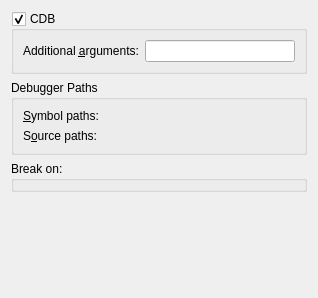
Above: src/plugins/debugger/cdb/cdboptionspagewidget.ui from qt-creator/qt-creator before the change. Below: the same form after it.
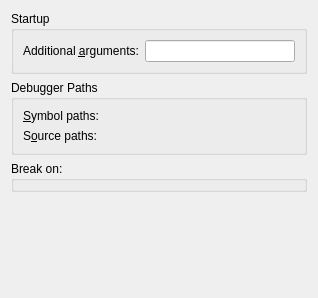
That is the form after the change. Custom widgets are drawn as their Qt base class.

Patch:
```diff
--- a/src/plugins/debugger/cdb/cdboptionspagewidget.ui
+++ b/src/plugins/debugger/cdb/cdboptionspagewidget.ui
@@ -16,10 +16,13 @@
      <item>
       <widget class="QGroupBox" name="cdbPathGroupBox">
        <property name="title">
-        <string extracomment="Placeholder">CDB</string>
+        <string extracomment="Placeholder">Startup</string>
        </property>
        <property name="checkable">
-        <bool>true</bool>
+        <bool>false</bool>
+       </property>
+       <property name="checked">
+        <bool>false</bool>
        </property>
        <layout class="QFormLayout" name="formLayout">
         <property name="fieldGrowthPolicy">
```
Left out of the diff: 2 changed lines with no effect on the pictures.
